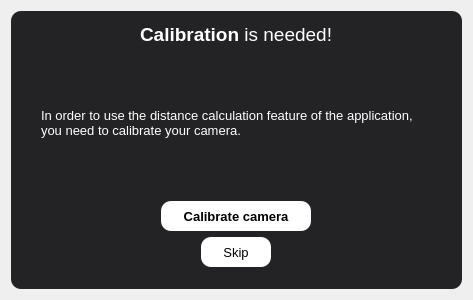
Qt form GUI/ui_dialogMenu.ui (Tobias-Mauritzon/DAT067) before a commit.
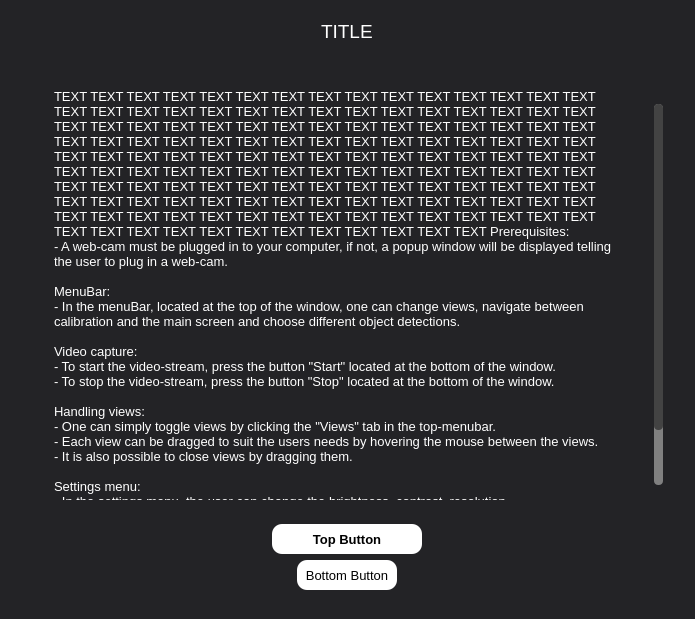
The same form after that commit.

Commit message: ändrade menubar och la till face detection

The edit to the form file:
```diff
--- a/GUI/ui_dialogMenu.ui
+++ b/GUI/ui_dialogMenu.ui
@@ -6,10 +6,22 @@
    <rect>
     <x>0</x>
     <y>0</y>
-    <width>473</width>
-    <height>300</height>
+    <width>695</width>
+    <height>619</height>
    </rect>
   </property>
+  <property name="sizePolicy">
+   <sizepolicy hsizetype="Preferred" vsizetype="Expanding">
+    <horstretch>0</horstretch>
+    <verstretch>0</verstretch>
+   </sizepolicy>
+  </property>
+  <property name="maximumSize">
+   <size>
+    <width>800</width>
+    <height>800</height>
+   </size>
+  </property>
   <property name="windowTitle">
    <string>Dialog</string>
   </property>
@@ -24,11 +36,145 @@
 
 QPushButton:pressed {	
 	background-color: #bcbcbc;
+}
+
+*
+{
+	background-color: rgb(35, 35, 38);
+}
+
+/* VERTICAL SCROLLBAR */
+QScrollBar:vertical
+ {
+     background-color: gray;
+     width: 15px;
+     margin: 15px 3px 15px 3px;
+     border: 1px transparent #2A2929;
+     border-radius: 4px;
+ }
+
+/*  HANDLE BAR VERTICAL */
+ QScrollBar::handle:vertical
+ {
+	background-color: rgb(67, 67, 67);  /* Handle color */
+     min-height: 5px;
+     border-radius: 4px;
+ }
+
+QScrollBar::handle:vertical:hover{	
+	background-color: #0D0D0D;
+}
+QScrollBar::handle:vertical:pressed {	
+	background-color: #0D0D0D;
+}
+
+ QScrollBar::up-arrow:vertical, QScrollBar::down-arrow:vertical
+ {
+     background: none;
+ }
+
+
+ QScrollBar::add-page:vertical, QScrollBar::sub-page:vertical
+ {
+     background: none;
+ }
+
+/* Disable top and bottom arrows*/
+QScrollBar::add-line:vertical {
+      border: none;
+      background: none;
+}
+
+QScrollBar::sub-line:vertical {
+      border: none;
+      background: none;
+}
+
+
+/*Slider*/
+
+
+/*
+QSlider::groove:horizontal { 
+	background-color: black;
+	border: 0px solid; 
+	height: 5px; 
+	border-radius: 4px;
+}
+
+QSlider::handle:horizontal { 
+	background-color: white; 
+	border: 2px solid; 
+	width: 10px; 
+	height: 20px; 
+	line-height: 20px; 
+	margin-top: -5px; 
+	margin-bottom: -5px; 
+	border-radius: 7px; 
+}
+*/
+
+QSlider::groove:horizontal {
+	background: white;
+	height: 5px;
+}
+
+QSlider::sub-page:horizontal {
+background: qlineargradient(x1: 0, y1: 0, x2: 1, y2: 1, stop: 0 #49BF88, stop: 1 #7289DA);
+border: 0px solid #777;
+height: 10px;
+border-radius: 7px;
+}
+
+QSlider::add-page:horizontal {
+background: #fff;
+border: 1px solid #777;
+height: 10px;
+border-radius: 7px;
+}
+
+QSlider::handle:horizontal {
+background: qlineargradient(x1:0, y1:0, x2:1, y2:1,
+    stop:0 #eee, stop:1 #ccc);
+border: 1px solid #777;
+width: 13px;
+margin-top: -5px;
+margin-bottom: -5px;
+border-radius: 7px;
+}
+
+QSlider::handle:horizontal:hover {
+background: qlineargradient(x1:0, y1:0, x2:1, y2:1,
+    stop:0 #fff, stop:1 #ddd);
+border: 1px solid #444;
+border-radius: 7px;
+}
+
+QSlider::sub-page:horizontal:disabled {
+background: #bbb;
+border-color: #999;
+}
+
+QSlider::add-page:horizontal:disabled {
+background: #eee;
+border-color: #999;
+}
+
+QSlider::handle:horizontal:disabled {
+background: #eee;
+border: 1px solid #aaa;
+border-radius: 7px;
 }</string>
   </property>
   <layout class="QVBoxLayout" name="verticalLayout">
    <item>
     <widget class="QFrame" name="frame">
+     <property name="sizePolicy">
+      <sizepolicy hsizetype="Preferred" vsizetype="Expanding">
+       <horstretch>0</horstretch>
+       <verstretch>0</verstretch>
+      </sizepolicy>
+     </property>
      <property name="styleSheet">
       <string notr="true">QFrame{
 	background-color: #232326;
@@ -42,21 +188,6 @@
       <enum>QFrame::Raised</enum>
      </property>
      <layout class="QVBoxLayout" name="verticalLayout_2">
-      <property name="spacing">
-       <number>0</number>
-      </property>
-      <property name="leftMargin">
-       <number>20</number>
-      </property>
-      <property name="topMargin">
-       <number>12</number>
-      </property>
-      <property name="rightMargin">
-       <number>20</number>
-      </property>
-      <property name="bottomMargin">
-       <number>12</number>
-      </property>
       <item alignment="Qt::AlignHCenter|Qt::AlignTop">
        <widget class="QLabel" name="Label_title">
         <property name="sizePolicy">
@@ -75,21 +206,21 @@
          <string notr="true">background-color: none; color: white;</string>
         </property>
         <property name="text">
-         <string>&lt;strong&gt;Calibration&lt;/strong&gt; is needed!</string>
+         <string>&lt;html&gt;&lt;head/&gt;&lt;body&gt;&lt;p&gt;TITLE&lt;/p&gt;&lt;/body&gt;&lt;/html&gt;</string>
         </property>
        </widget>
       </item>
-      <item alignment="Qt::AlignHCenter|Qt::AlignTop">
-       <widget class="QLabel" name="Label_informationText">
+      <item>
+       <widget class="QFrame" name="frame_3">
         <property name="sizePolicy">
-         <sizepolicy hsizetype="Fixed" vsizetype="Preferred">
+         <sizepolicy hsizetype="Expanding" vsizetype="Expanding">
           <horstretch>0</horstretch>
           <verstretch>0</verstretch>
          </sizepolicy>
         </property>
         <property name="minimumSize">
          <size>
-          <width>390</width>
+          <width>0</width>
           <height>0</height>
          </size>
         </property>
@@ -99,33 +230,198 @@
           <height>16777215</height>
          </size>
         </property>
-        <property name="font">
-         <font>
-          <family>Segoe UI</family>
-          <pointsize>10</pointsize>
-         </font>
+        <property name="frameShape">
+         <enum>QFrame::StyledPanel</enum>
         </property>
-        <property name="styleSheet">
-         <string notr="true">background-color: none; color: white;</string>
+        <property name="frameShadow">
+         <enum>QFrame::Raised</enum>
         </property>
-        <property name="text">
-         <string>In order to use the distance calculation feature of the application, you need to calibrate your camera.</string>
-        </property>
-        <property name="textFormat">
-         <enum>Qt::AutoText</enum>
-        </property>
-        <property name="scaledContents">
-         <bool>false</bool>
-        </property>
-        <property name="alignment">
-         <set>Qt::AlignLeading|Qt::AlignLeft|Qt::AlignVCenter</set>
-        </property>
-        <property name="wordWrap">
-         <bool>true</bool>
-        </property>
-        <property name="margin">
-         <number>0</number>
-        </property>
+        <layout class="QVBoxLayout" name="verticalLayout_5">
+         <property name="leftMargin">
+          <number>9</number>
+         </property>
+         <property name="topMargin">
+          <number>40</number>
+         </property>
+         <item>
+          <widget class="QScrollArea" name="scrollArea">
+           <property name="sizePolicy">
+            <sizepolicy hsizetype="Preferred" vsizetype="Expanding">
+             <horstretch>0</horstretch>
+             <verstretch>0</verstretch>
+            </sizepolicy>
+           </property>
+           <property name="minimumSize">
+            <size>
+             <width>0</width>
+             <height>0</height>
+            </size>
+           </property>
+           <property name="maximumSize">
+            <size>
+             <width>16777215</width>
+             <height>16777215</height>
+            </size>
+           </property>
+           <property name="autoFillBackground">
+            <bool>false</bool>
+           </property>
+           <property name="styleSheet">
+            <string notr="true"/>
+           </property>
+           <property name="verticalScrollBarPolicy">
+            <enum>Qt::ScrollBarAsNeeded</enum>
+           </property>
+           <property name="horizontalScrollBarPolicy">
+            <enum>Qt::ScrollBarAlwaysOff</enum>
+           </property>
+           <property name="widgetResizable">
+            <bool>true</bool>
+           </property>
+           <property name="alignment">
+            <set>Qt::AlignLeading|Qt::AlignLeft|Qt::AlignTop</set>
+           </property>
+           <widget class="QWidget" name="scrollAreaWidgetContents">
+            <property name="geometry">
+             <rect>
+              <x>0</x>
+              <y>0</y>
+              <width>626</width>
+              <height>558</height>
+             </rect>
+            </property>
+            <property name="sizePolicy">
+             <sizepolicy hsizetype="Preferred" vsizetype="Expanding">
+              <horstretch>0</horstretch>
+              <verstretch>0</verstretch>
+             </sizepolicy>
+            </property>
+            <layout class="QVBoxLayout" name="verticalLayout_6">
+             <property name="spacing">
+              <number>0</number>
+             </property>
+             <property name="leftMargin">
+              <number>0</number>
+             </property>
+             <property name="topMargin">
+              <number>0</number>
+             </property>
+             <property name="rightMargin">
+              <number>0</number>
+             </property>
+             <property name="bottomMargin">
+              <number>0</number>
+             </property>
+             <item alignment="Qt::AlignTop">
+              <widget class="QFrame" name="textFrame">
+               <property name="sizePolicy">
+                <sizepolicy hsizetype="Preferred" vsizetype="Expanding">
+                 <horstretch>0</horstretch>
+                 <verstretch>0</verstretch>
+                </sizepolicy>
+               </property>
+               <property name="frameShape">
+                <enum>QFrame::StyledPanel</enum>
+               </property>
+               <property name="frameShadow">
+                <enum>QFrame::Raised</enum>
+               </property>
+               <layout class="QVBoxLayout" name="verticalLayout_4">
+                <property name="spacing">
+                 <number>0</number>
+                </property>
+                <property name="leftMargin">
+                 <number>25</number>
+                </property>
+                <property name="topMargin">
+                 <number>0</number>
+                </property>
+                <property name="rightMargin">
+                 <number>25</number>
+                </property>
+                <property name="bottomMargin">
+                 <number>0</number>
+                </property>
+                <item>
+                 <widget class="QLabel" name="Label_informationText">
+                  <property name="sizePolicy">
+                   <sizepolicy hsizetype="Preferred" vsizetype="Expanding">
+                    <horstretch>0</horstretch>
+                    <verstretch>0</verstretch>
+                   </sizepolicy>
+                  </property>
+                  <property name="minimumSize">
+                   <size>
+                    <width>0</width>
+                    <height>0</height>
+                   </size>
+                  </property>
+                  <property name="maximumSize">
+                   <size>
+                    <width>16777215</width>
+                    <height>16777215</height>
+                   </size>
+                  </property>
+                  <property name="font">
+                   <font>
+                    <family>Segoe UI</family>
+                    <pointsize>10</pointsize>
+                   </font>
+                  </property>
+                  <property name="styleSheet">
+                   <string notr="true">background-color: none; color: white;</string>
+                  </property>
+                  <property name="text">
+                   <string>TEXT TEXT TEXT TEXT TEXT TEXT TEXT TEXT TEXT TEXT TEXT TEXT TEXT TEXT TEXT TEXT TEXT TEXT TEXT TEXT TEXT TEXT TEXT TEXT TEXT TEXT TEXT TEXT TEXT TEXT TEXT TEXT TEXT TEXT TEXT TEXT TEXT TEXT TEXT TEXT TEXT TEXT TEXT TEXT TEXT TEXT TEXT TEXT TEXT TEXT TEXT TEXT TEXT TEXT TEXT TEXT TEXT TEXT TEXT TEXT TEXT TEXT TEXT TEXT TEXT TEXT TEXT TEXT TEXT TEXT TEXT TEXT TEXT TEXT TEXT TEXT TEXT TEXT TEXT TEXT TEXT TEXT TEXT TEXT TEXT TEXT TEXT TEXT TEXT TEXT TEXT TEXT TEXT TEXT TEXT TEXT TEXT TEXT TEXT TEXT TEXT TEXT TEXT TEXT TEXT TEXT TEXT TEXT TEXT TEXT TEXT TEXT TEXT TEXT TEXT TEXT TEXT TEXT TEXT TEXT TEXT TEXT TEXT TEXT TEXT TEXT TEXT TEXT TEXT TEXT TEXT TEXT TEXT TEXT TEXT TEXT TEXT TEXT TEXT TEXT TEXT TEXT TEXT TEXT TEXT TEXT TEXT Prerequisites:
+- A web-cam must be plugged in to your computer, if not, a popup window will be displayed telling the user to plug in a web-cam.
+
+MenuBar:
+- In the menuBar, located at the top of the window, one can change views, navigate between calibration and the main screen and choose different object detections.
+
+Video capture:
+- To start the video-stream, press the button &quot;Start&quot; located at the bottom of the window.
+- To stop the video-stream, press the button &quot;Stop&quot; located at the bottom of the window.
+
+Handling views:
+- One can simply toggle views by clicking the &quot;Views&quot; tab in the top-menubar.
+- Each view can be dragged to suit the users needs by hovering the mouse between the views.
+- It is also possible to close views by dragging them.
+
+Settings menu:
+- In the settings menu, the user can change the brightness, contrast, resolution. 
+  It is also possible to change to RGB, grayscale and edged video output.
+
+Output menu:
+- NOT IMPLEMENTED YET</string>
+                  </property>
+                  <property name="textFormat">
+                   <enum>Qt::AutoText</enum>
+                  </property>
+                  <property name="scaledContents">
+                   <bool>false</bool>
+                  </property>
+                  <property name="alignment">
+                   <set>Qt::AlignLeading|Qt::AlignLeft|Qt::AlignVCenter</set>
+                  </property>
+                  <property name="wordWrap">
+                   <bool>true</bool>
+                  </property>
+                  <property name="margin">
+                   <number>0</number>
+                  </property>
+                  <property name="textInteractionFlags">
+                   <set>Qt::LinksAccessibleByMouse</set>
+                  </property>
+                 </widget>
+                </item>
+               </layout>
+              </widget>
+             </item>
+            </layout>
+           </widget>
+          </widget>
+         </item>
+        </layout>
        </widget>
       </item>
       <item>
@@ -140,7 +436,7 @@
          <item alignment="Qt::AlignHCenter">
           <widget class="QPushButton" name="PushButton_top">
            <property name="sizePolicy">
-            <sizepolicy hsizetype="Fixed" vsizetype="Fixed">
+            <sizepolicy hsizetype="Preferred" vsizetype="Fixed">
              <horstretch>0</horstretch>
              <verstretch>0</verstretch>
             </sizepolicy>
@@ -160,21 +456,21 @@
             </font>
            </property>
            <property name="text">
-            <string>Calibrate camera</string>
+            <string>Top Button</string>
            </property>
           </widget>
          </item>
          <item alignment="Qt::AlignHCenter">
           <widget class="QPushButton" name="PushButton_bottom">
            <property name="sizePolicy">
-            <sizepolicy hsizetype="Fixed" vsizetype="Fixed">
+            <sizepolicy hsizetype="Preferred" vsizetype="Fixed">
              <horstretch>0</horstretch>
              <verstretch>0</verstretch>
             </sizepolicy>
            </property>
            <property name="minimumSize">
             <size>
-             <width>70</width>
+             <width>100</width>
              <height>30</height>
             </size>
            </property>
@@ -188,7 +484,7 @@
             </font>
            </property>
            <property name="text">
-            <string>Skip</string>
+            <string>Bottom Button</string>
            </property>
           </widget>
          </item>
```
The commit also changes 35 other files.
